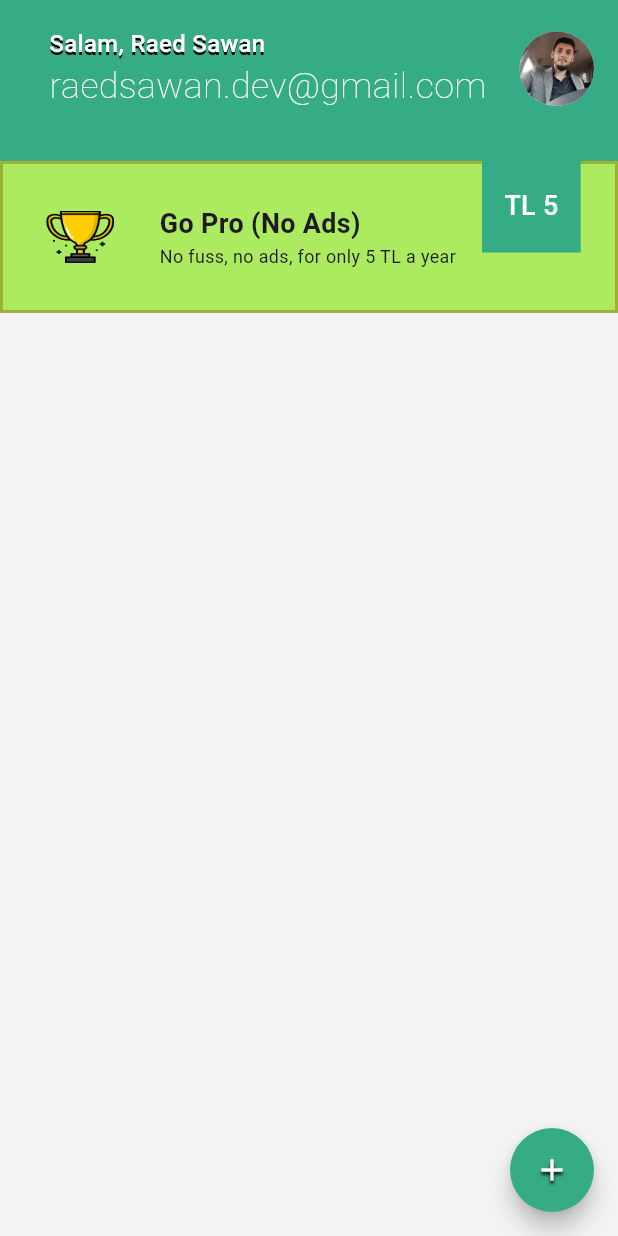
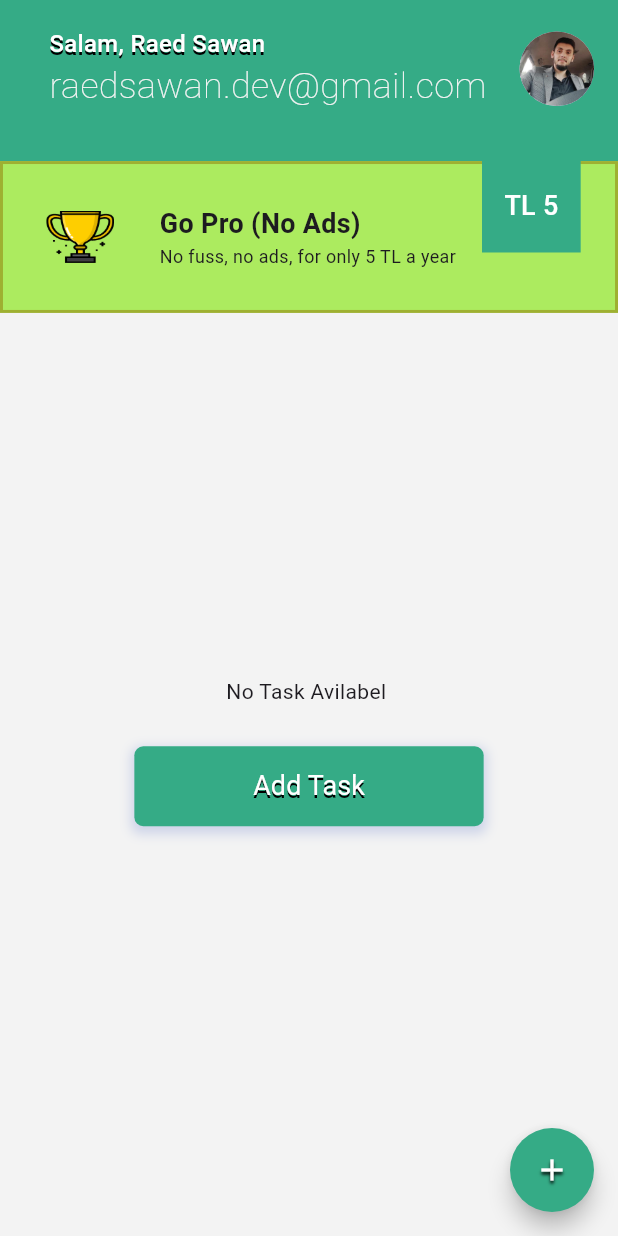
Before and after one commit to Raed-IT/maps, a Flutter app: the screen it shows after launch, on a phone screen of 412 x 824 dp. Run offline on Flutter 3.47's test engine with Material 3 defaults, Android fonts, the phone set to English and light mode, and no system bars; our stand-ins replace flutter_animate, flutter_screenutil, get, get_storage, logger.

Commit message:
complete project

```diff
--- a/lib/app/pages/components/tasks/list.dart
+++ b/lib/app/pages/components/tasks/list.dart
@@ -1,6 +1,10 @@
 import 'package:flutter/material.dart';
+import 'package:flutter_screenutil/flutter_screenutil.dart';
+import 'package:get/get.dart';
 import 'package:maps/app/data/models/task_model.dart';
+import 'package:maps/app/data/routes.dart';
 import 'package:maps/app/pages/components/tasks/card.dart';
+import 'package:maps/app/pages/components/ui/buttons/primary_button.dart';
 
 class TasksListComponent extends StatelessWidget {
   final List<TaskModel> tasks;
@@ -17,15 +21,38 @@ class TasksListComponent extends StatelessWidget {
 
   @override
   Widget build(BuildContext context) {
-    return Column(
+    return Obx(
+      () => tasks.isNotEmpty
+          ? Column(
               children: tasks
                   .map((task) => TaskCard(
                         task: task,
-        reGetData:reGetData,
+                        reGetData: reGetData,
                         deleteTask: deleteTask,
                         updateStatus: updateStatus,
                       ))
                   .toList(),
+            )
+          : Container(
+              height: 700.h,
+              child: Column(
+                crossAxisAlignment: CrossAxisAlignment.center,
+                mainAxisAlignment: MainAxisAlignment.center,
+                children: [
+                  const Text("No Task Avilabel "),
+                  Padding(
+                    padding:
+                        EdgeInsets.symmetric(horizontal: 90.w, vertical: 30.h),
+                    child: PrimaryButton(
+                        label: "Add Task",
+                        onPressed: () async {
+                          await Get.toNamed(AppRoutes.addTaskScreen);
+                          reGetData();
+                        }),
+                  )
+                ],
+              ),
+            ),
     );
   }
 }
```
Also changed, not shown: lib/app/pages/home_screen/home_screen.dart (+5 -3 lines). Lines whose indentation alone changed are shown as unchanged.
